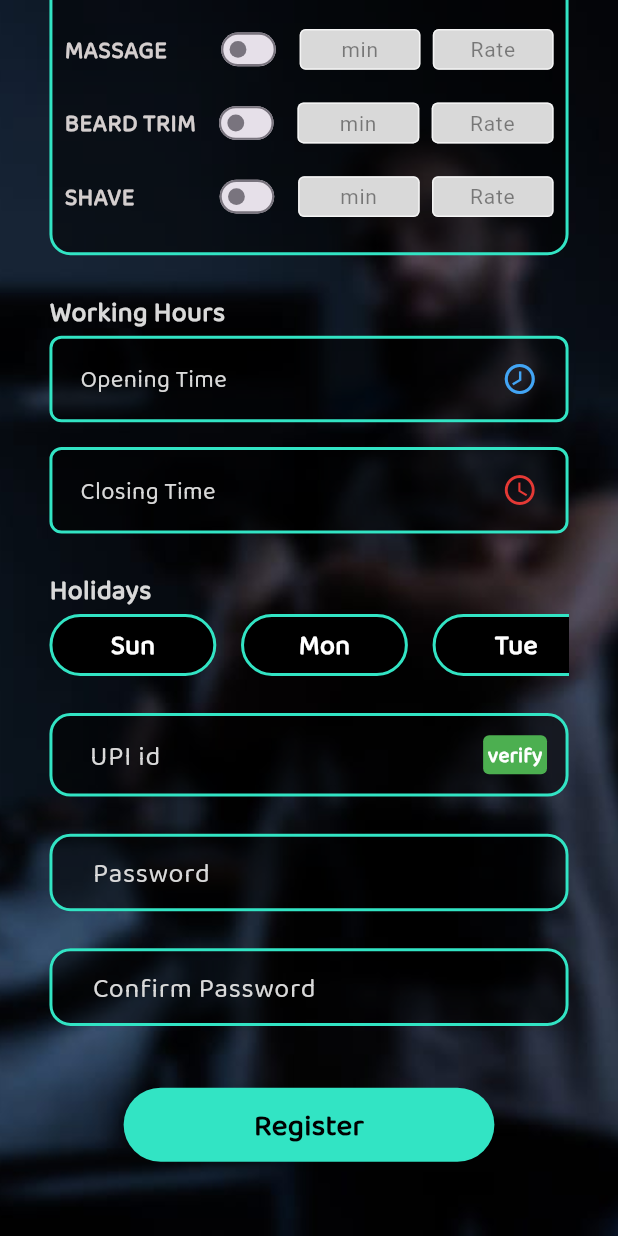
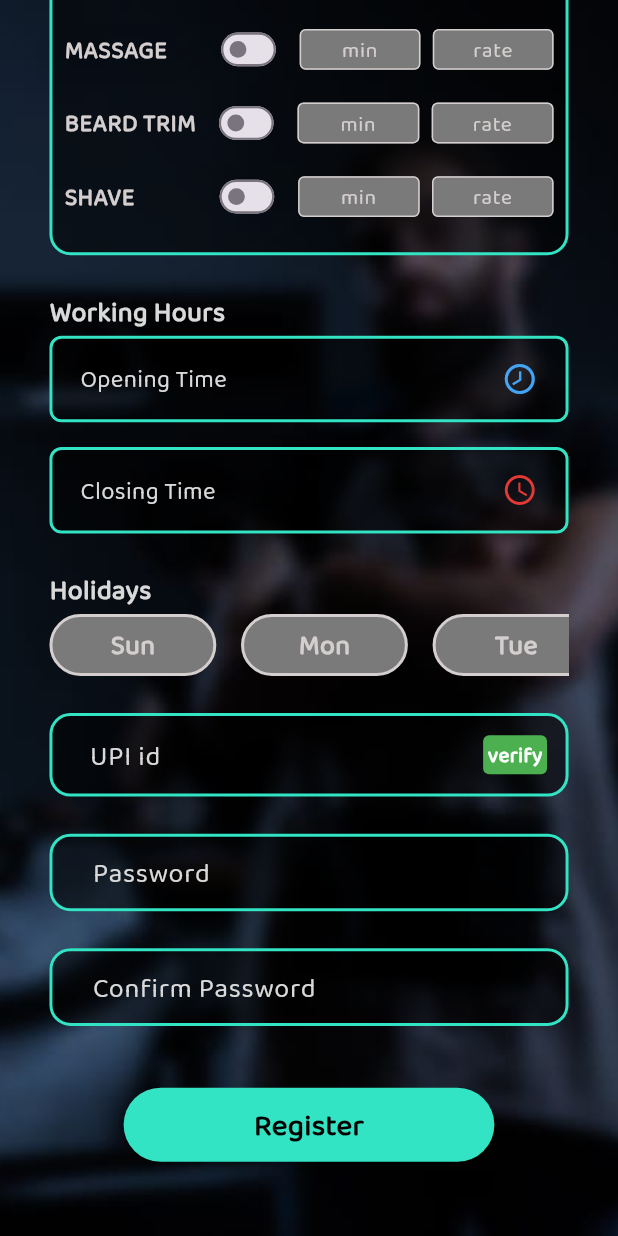
Before and after one commit to Shaham-Ahammed/salon-booking-application, a Flutter app: the SignUpScreen screen opened directly, on a phone screen of 412 x 824 dp. Run offline on Flutter 3.47's test engine with Material 3 defaults, Android fonts, the light colour scheme and no system bars; our stand-ins replace dotted_border, flutter_bloc, flutter_svg, smooth_page_indicator.

Commit message:
added bloc changes to holidays

```diff
--- a/trim_spot_barber_side/lib/blocs/service switches bloc/service_selection_bloc_bloc.dart
+++ b/trim_spot_barber_side/lib/blocs/service switches bloc/service_selection_bloc_bloc.dart
@@ -4,22 +4,39 @@ import 'package:flutter_bloc/flutter_bloc.dart';
 part 'service_selection_bloc_event.dart';
 part 'service_selection_bloc_state.dart';
 
-class ServiceSwitchBloc extends Bloc<ServiceSwitchEvent, ServiceSwitchState> {
-  ServiceSwitchBloc()
-      : super(ServiceSwitchInitial(switches: const {
+class RegisterFormBloc extends Bloc<RegisterFormEvent, RegisterFormState> {
+  RegisterFormBloc()
+      : super(RegisterFormInitial(switches: const {
           "haircut": false,
           "facial": false,
           "shave": false,
           "beard trim": false,
           "massage": false,
           "straighten": false
-        })) {
-     on<ServiceSwitchPressed>(_onServiceSwitchPressed);
+        },holidays: [])) {
+    on<ServiceSwitchPressed>(_serviceSwitchPressed);
+    on<HolidaysSelected>(_holidaySelected);
   }
-   void _onServiceSwitchPressed(
-      ServiceSwitchPressed event, Emitter<ServiceSwitchState> emit) {
-    final updatedSwitches = Map<String, bool>.from((state as ServiceSwitchInitial).switches);
+  void _serviceSwitchPressed(
+      ServiceSwitchPressed event, Emitter<RegisterFormState> emit) {
+    final updatedSwitches =
+        Map<String, bool>.from((state as RegisterFormInitial).switches);
     updatedSwitches[event.service] = !updatedSwitches[event.service]!;
-    emit(ServiceSwitchInitial(switches: updatedSwitches));
- }
+    emit(RegisterFormInitial(
+        switches: updatedSwitches,
+        holidays: (state as RegisterFormInitial).holidays));
+  }
+
+  void _holidaySelected(
+      HolidaysSelected event, Emitter<RegisterFormState> emit) {
+    final currentState = state;
+
+    if (currentState is RegisterFormInitial) {
+      currentState.holidays.contains(event.day)
+          ? currentState.holidays.remove(event.day)
+          : currentState.holidays.add(event.day);
+      emit(RegisterFormInitial(
+          switches: currentState.switches, holidays: currentState.holidays));
+    }
+  }
 }
--- a/trim_spot_barber_side/lib/blocs/service switches bloc/service_selection_bloc_event.dart
+++ b/trim_spot_barber_side/lib/blocs/service switches bloc/service_selection_bloc_event.dart
@@ -1,11 +1,17 @@
 part of 'service_selection_bloc_bloc.dart';
 
 @immutable
-sealed class ServiceSwitchEvent {}
+sealed class RegisterFormEvent {}
 
-class ServiceSwitchPressed extends ServiceSwitchEvent {
+class ServiceSwitchPressed extends RegisterFormEvent {
   final String service;
 
   ServiceSwitchPressed({required this.service});
+}
+
+class HolidaysSelected extends RegisterFormEvent {
+  final String day;
+
+  HolidaysSelected({required this.day});
 
 }
--- a/trim_spot_barber_side/lib/blocs/service switches bloc/service_selection_bloc_state.dart
+++ b/trim_spot_barber_side/lib/blocs/service switches bloc/service_selection_bloc_state.dart
@@ -1,11 +1,11 @@
 part of 'service_selection_bloc_bloc.dart';
 
 @immutable
-sealed class ServiceSwitchState {}
+sealed class RegisterFormState {}
 
-final class ServiceSwitchInitial extends ServiceSwitchState {
+final class RegisterFormInitial extends RegisterFormState {
   final Map<String, bool> switches;
-
-  ServiceSwitchInitial({required this.switches});
+  List<String> holidays=[];
+  RegisterFormInitial({required this.switches,required this.holidays});
 
 }
--- a/trim_spot_barber_side/lib/main.dart
+++ b/trim_spot_barber_side/lib/main.dart
@@ -9,8 +9,8 @@ void main(List<String> args) {
   runApp(MultiBlocProvider(
     providers: [
       BlocProvider<OnboardindBloc>(create: (context) => OnboardindBloc()),
-      BlocProvider<ServiceSwitchBloc>(
-        create: (context) => ServiceSwitchBloc(),
+      BlocProvider<RegisterFormBloc>(
+        create: (context) => RegisterFormBloc(),
       )
     ],
     child: const App(),
--- a/trim_spot_barber_side/lib/reusable widgets/colors.dart
+++ b/trim_spot_barber_side/lib/reusable widgets/colors.dart
@@ -7,4 +7,5 @@ Color introductionColor = const Color.fromRGBO(13, 13, 13, 1);
 Color greyColor = const Color.fromRGBO(212, 206, 206, 1);
 Color transparentColor = Colors.transparent;
 Color greyColor2 = const Color.fromRGBO(217, 217, 217, 1);
-Color registerTextField = Color.fromRGBO(43, 43, 43, 1);
+Color registerTextField = const Color.fromRGBO(43, 43, 43, 1);
+Color greyColor3 = const Color.fromARGB(255, 122, 122, 122);
--- a/trim_spot_barber_side/lib/screens/signup screen/signup.dart
+++ b/trim_spot_barber_side/lib/screens/signup screen/signup.dart
@@ -22,7 +22,7 @@ class SignUpScreen extends StatefulWidget {
 
 class _SignUpScreenState extends State<SignUpScreen> {
   List<String> weekDays = ["Sun", "Mon", "Tue", "Wed", "Thu", "Fri", "Sat"];
-  bool enabled = false;
+
   @override
   Widget build(BuildContext context) {
     return Scaffold(
@@ -146,7 +146,6 @@ class _SignUpScreenState extends State<SignUpScreen> {
                               height: mediaqueryHeight(0.02, context),
                             ),
                             Expanded(
-
                               child: Padding(
                                 padding: EdgeInsets.only(
                                     left: mediaqueryHeight(0.02, context),
@@ -155,13 +154,14 @@ class _SignUpScreenState extends State<SignUpScreen> {
                                 child: SizedBox(
                                   width: double.infinity,
                                   child: DottedBorder(
-
                                       color: cyanColor,
-                                      child:Center(child: Icon(
+                                      child: Center(
+                                        child: Icon(
                                           Icons.document_scanner_outlined,
                                           color: greyColor,
                                           size: 30,
-                                      ),) ),
+                                        ),
+                                      )),
                                 ),
                               ),
                             )
@@ -286,9 +286,9 @@ class _SignUpScreenState extends State<SignUpScreen> {
                       border: Border.all(color: cyanColor, width: 2)),
                   child: Padding(
                     padding: const EdgeInsets.all(8.0),
-                    child: BlocBuilder<ServiceSwitchBloc, ServiceSwitchState>(
+                    child: BlocBuilder<RegisterFormBloc, RegisterFormState>(
                       builder: (context, state) {
-                        if (state is ServiceSwitchInitial) {
+                        if (state is RegisterFormInitial) {
                           return Column(
                             crossAxisAlignment: CrossAxisAlignment.start,
                             children: [
@@ -406,30 +406,51 @@ class _SignUpScreenState extends State<SignUpScreen> {
                 const SizedBox(
                   height: 3,
                 ),
-                SizedBox(
+                BlocBuilder<RegisterFormBloc, RegisterFormState>(
+                  builder: (context, state) {
+                    if (state is RegisterFormInitial) {
+                      return SizedBox(
                         height: mediaqueryHeight(0.05, context),
                         child: ListView.separated(
                             scrollDirection: Axis.horizontal,
                             itemBuilder: (context, index) {
-                        return Container(
+                              return GestureDetector(
+                                onTap: () => context
+                                    .read<RegisterFormBloc>()
+                                    .add(
+                                        HolidaysSelected(day: weekDays[index])),
+                                child: Container(
                                     height: mediaqueryHeight(0.02, context),
                                     width: mediaqueryWidth(0.27, context),
                                     decoration: BoxDecoration(
-                                border: Border.all(color: cyanColor, width: 2),
+                                        border: Border.all(
+                                            color: state.holidays
+                                                  .contains(weekDays[index])?cyanColor: greyColor,width: 2),
                                         borderRadius: BorderRadius.circular(90),
-                                color: blackColor),
+                                        color: state.holidays
+                                                .contains(weekDays[index])
+                                            ? cyanColor
+                                            : greyColor3),
                                     child: Center(
                                       child: myFont(weekDays[index],
                                           fontFamily: balooChettan,
                                           fontSize: 18,
                                           fontWeight: FontWeight.w600,
-                                  fontColor: whiteColor),
-                            ));
+                                          fontColor: state.holidays
+                                                  .contains(weekDays[index])
+                                              ? blackColor
+                                              : greyColor),
+                                    )),
+                              );
                             },
                             separatorBuilder: (context, index) => SizedBox(
                                   width: mediaqueryWidth(0.04, context),
                                 ),
                             itemCount: 7),
+                      );
+                    }
+                    return Container();
+                  },
                 ),
                 textFormFieldSizedBox(context),
                 Container(
@@ -519,7 +540,7 @@ class _SignUpScreenState extends State<SignUpScreen> {
                 value: state,
                 onChanged: (value) {
                   context
-                      .read<ServiceSwitchBloc>()
+                      .read<RegisterFormBloc>()
                       .add(ServiceSwitchPressed(service: serviceName));
                 },
                 materialTapTargetSize: MaterialTapTargetSize.shrinkWrap,
@@ -585,18 +606,18 @@ class ServiceRateTextFormField extends StatelessWidget {
               focusedBorder: const OutlineInputBorder(
                   borderSide: BorderSide(color: cyanColor)),
               counterText: "",
-              hintStyle:
-                  TextStyle(color: enabled ? blackColor : Colors.black45,fontSize: 14),
+              hintStyle: TextStyle(    fontFamily: balooChettan,
+                  color: enabled ? blackColor : greyColor, fontSize: 14),
               border: const OutlineInputBorder(),
               filled: true,
-              fillColor: enabled ? whiteColor : greyColor2,
+              fillColor: enabled ? whiteColor : greyColor3,
               contentPadding: const EdgeInsets.symmetric(horizontal: 5),
               enabled: enabled,
-              disabledBorder: const OutlineInputBorder(
-                  borderSide: BorderSide(color: Colors.white70)),
+              disabledBorder:  OutlineInputBorder(
+                  borderSide: BorderSide(color: greyColor)),
               enabledBorder: const OutlineInputBorder(
                   borderSide: BorderSide(color: cyanColor)),
-              hintText: "Rate"),
+              hintText: "rate"),
         ),
       ),
     );
@@ -622,17 +643,18 @@ class ServiceTimeTextFormField extends StatelessWidget {
           textAlign: TextAlign.center,
           decoration: InputDecoration(
               counterText: "",
-              hintStyle:
-                  TextStyle(color: enabled ? blackColor : Colors.black45,fontSize: 14),
+              hintStyle: TextStyle(
+                fontFamily: balooChettan,
+                  color: enabled ? blackColor : greyColor, fontSize: 14),
               border: const OutlineInputBorder(),
               filled: true,
-              fillColor: enabled ? whiteColor : greyColor2,
+              fillColor: enabled ? whiteColor : greyColor3,
               contentPadding: const EdgeInsets.symmetric(horizontal: 5),
               enabled: enabled,
               focusedBorder: const OutlineInputBorder(
                   borderSide: BorderSide(color: cyanColor)),
-              disabledBorder: const OutlineInputBorder(
-                  borderSide: BorderSide(color: Colors.white70)),
+              disabledBorder:  OutlineInputBorder(
+                  borderSide: BorderSide(color:greyColor)),
               enabledBorder: const OutlineInputBorder(
                   borderSide: BorderSide(color: cyanColor)),
               hintText: "min"),
```
Lines whose indentation alone changed are shown as unchanged.
